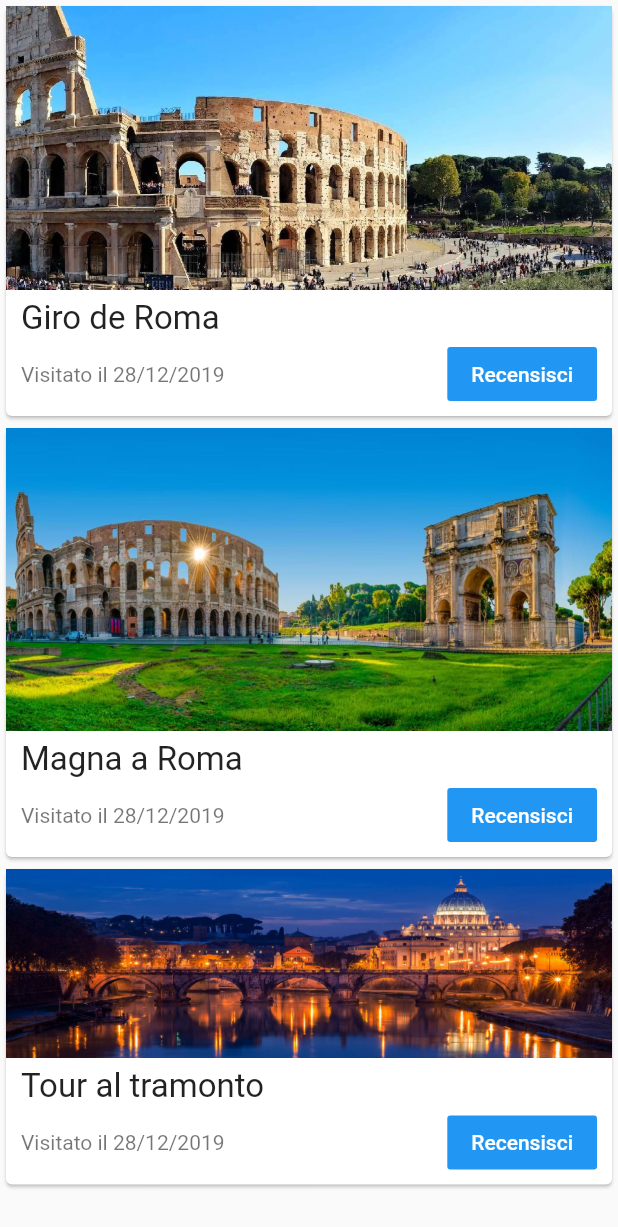
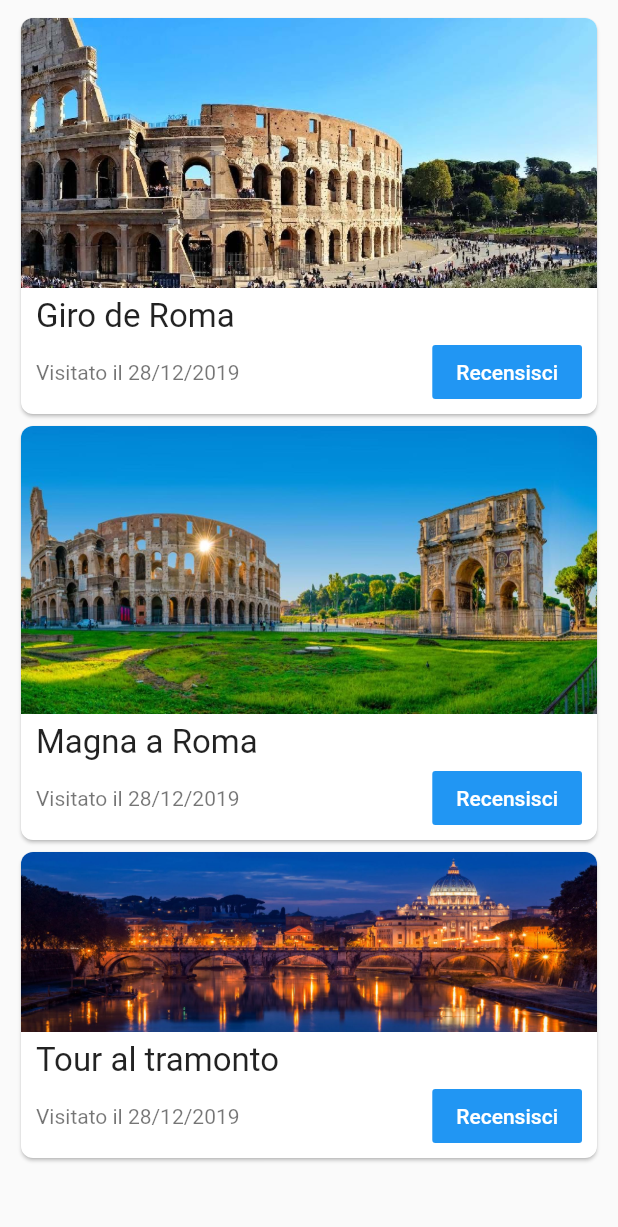
Before and after one commit to AlessioLuciani/GuideMe, a Flutter app: the ExploreVisitedFragment widget shown alone on an empty page, opened directly, on a phone screen of 412 x 824 dp. Shown: the top 1227 px of the screen. Run offline on Flutter 3.47's test engine with Material 2 defaults, Android fonts, the phone set to English and light mode, and no system bars; our stand-ins replace google_maps_flutter, image_picker, permission_handler.

Commit message:
modified android_layout for Navigator indexing

```diff
--- a/lib/commons/image_loader.dart
+++ b/lib/commons/image_loader.dart
@@ -60,7 +60,6 @@ class AddImageButtonPickerState extends State<AddImageButtonPicker>{
   }
 
   Future getImage() async {
-    Map<PermissionGroup, PermissionStatus> permissions = await PermissionHandler().requestPermissions([PermissionGroup.camera]);
 
     if (await checkAndRequestCameraPermissions()) {
       var image = await ImagePicker.pickImage(source: ImageSource.gallery);
--- a/lib/fragments/explore_visited.dart
+++ b/lib/fragments/explore_visited.dart
@@ -1,4 +1,6 @@
+import 'package:GuideMe/base_layouts/android_layout.dart';
 import 'package:GuideMe/commons/itinerary_visit.dart';
+import 'package:GuideMe/pages/feedback.dart';
 import 'package:GuideMe/utils/data.dart';
 import 'package:flutter/material.dart';
 
@@ -27,7 +29,9 @@ class ExploreVisitedFragment extends StatelessWidget{
 
     this._visits = Data.visits.where((visit) => visit.user == Data.users[Data.currentUserIndex]).toList();
 
-    return Center(
+    return Padding(
+      padding: const EdgeInsets.only(left: 10, right: 10, bottom: 6, top: 8),
+      child: Center(
         child: ListView.builder(
           itemCount: this._visits.length,
           itemBuilder: (BuildContext ctxt, int index) {
@@ -35,6 +39,7 @@ class ExploreVisitedFragment extends StatelessWidget{
               visit: this._visits.elementAt(index),
             );
           },
+        ),
       ),
     );
   }
@@ -50,16 +55,29 @@ class VisitCard extends StatelessWidget{
     this._visit = visit;
   }
 
+  void navigateToReviewRoute(BuildContext context){
+    Navigator.push(context, MaterialPageRoute(builder: (context) => AndroidLayout(staticIndex: 5,)));
+  }
+
   @override
   Widget build(BuildContext context) {
 
     return Card(
+      shape: RoundedRectangleBorder(
+            borderRadius: BorderRadius.all(Radius.circular(8.0)),
+      ),
       child: Column(
         crossAxisAlignment: CrossAxisAlignment.stretch,
         children: <Widget>[
-          Image.asset(
+          ClipRRect(
+            borderRadius: BorderRadius.only(
+              topLeft: Radius.circular(8.0),
+              topRight: Radius.circular(8.0),
+            ),
+            child: Image.asset(
             this._visit.itinerary.coverImage,
             fit: BoxFit.cover,
+            )
           ),
           ListTile(
 
@@ -79,7 +97,7 @@ class VisitCard extends StatelessWidget{
                         margin: EdgeInsets.only(right: 10),
                         child: FlatButton(
                           child: Text("Recensisci"),
-                          onPressed: () => true,
+                          onPressed: () => navigateToReviewRoute(context),
                           color: Colors.blue,
                           textColor: Colors.white,
 
```
Also changed, not shown: lib/base_layouts/android_layout.dart (+27 -10 lines), lib/fragments/explore.dart (indentation only). Lines whose indentation alone changed are shown as unchanged.
